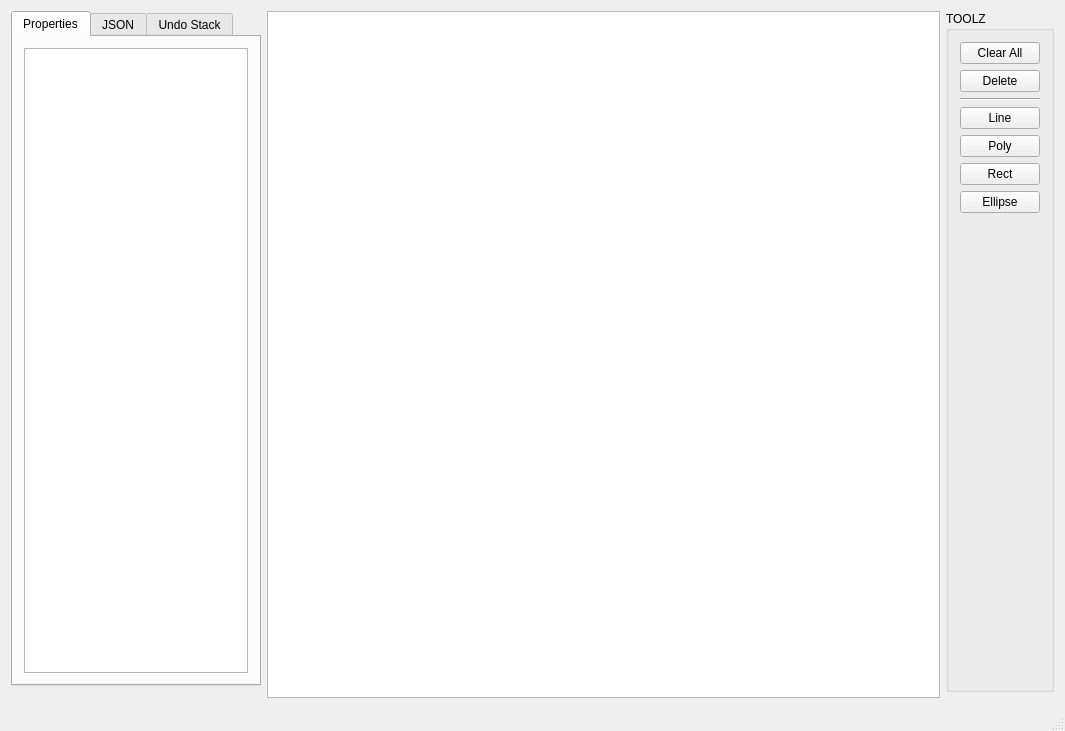
iromero91/andromeda_viewer, file ui/mainwindow.ui: the form before one commit.
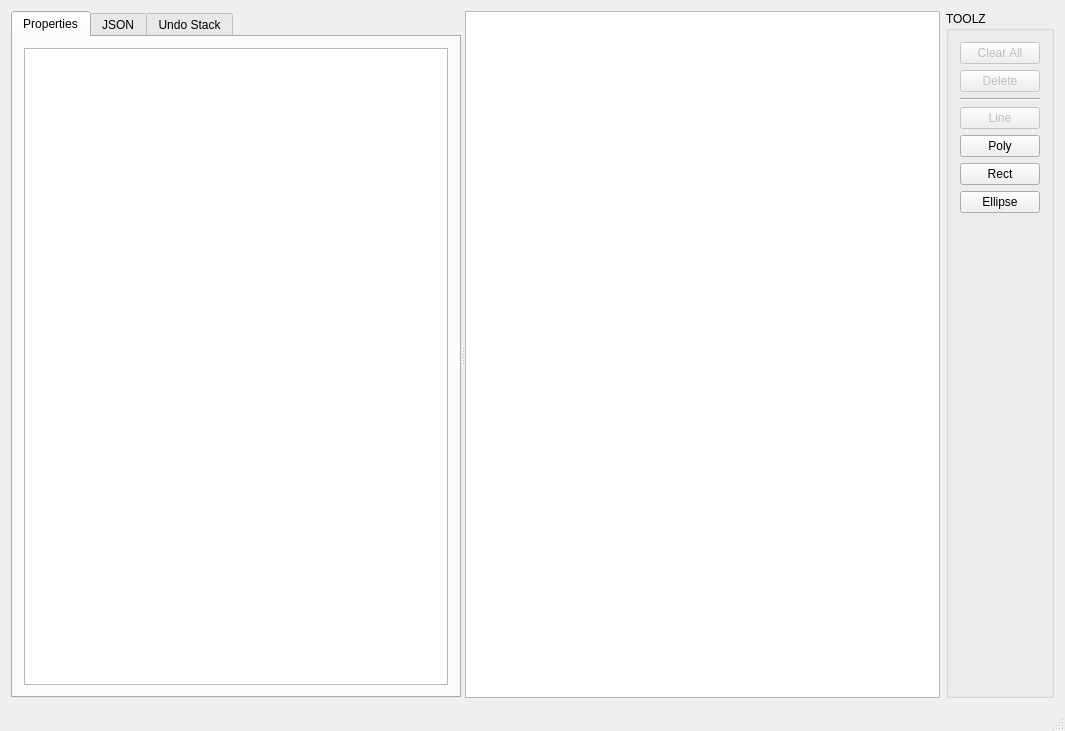
The form after the commit. The open tabs and pages were chosen to show the change. Custom widgets are drawn as their Qt base class.

Commit message: Added flags to enable/disable undo/redo stack on a per-object basis

The edit to the form file:
```diff
--- a/ui/mainwindow.ui
+++ b/ui/mainwindow.ui
@@ -15,7 +15,74 @@
   </property>
   <widget class="QWidget" name="centralWidget">
    <layout class="QGridLayout" name="gridLayout">
-    <item row="0" column="2" rowspan="2">
+    <item row="0" column="0">
+     <widget class="QSplitter" name="splitter">
+      <property name="orientation">
+       <enum>Qt::Horizontal</enum>
+      </property>
+      <widget class="QTabWidget" name="tabWidget">
+       <property name="minimumSize">
+        <size>
+         <width>250</width>
+         <height>0</height>
+        </size>
+       </property>
+       <property name="maximumSize">
+        <size>
+         <width>450</width>
+         <height>16777215</height>
+        </size>
+       </property>
+       <property name="currentIndex">
+        <number>0</number>
+       </property>
+       <widget class="QWidget" name="tab">
+        <attribute name="title">
+         <string>Properties</string>
+        </attribute>
+        <layout class="QGridLayout" name="gridLayout_2">
+         <item row="0" column="0">
+          <widget class="QPlainTextEdit" name="propText">
+           <property name="readOnly">
+            <bool>true</bool>
+           </property>
+          </widget>
+         </item>
+        </layout>
+       </widget>
+       <widget class="QWidget" name="tab_2">
+        <attribute name="title">
+         <string>JSON</string>
+        </attribute>
+        <layout class="QGridLayout" name="gridLayout_3">
+         <item row="0" column="0">
+          <widget class="QPlainTextEdit" name="jsonText">
+           <property name="readOnly">
+            <bool>true</bool>
+           </property>
+          </widget>
+         </item>
+        </layout>
+       </widget>
+       <widget class="QWidget" name="tab_3">
+        <attribute name="title">
+         <string>Undo Stack</string>
+        </attribute>
+        <layout class="QGridLayout" name="gridLayout_4">
+         <item row="0" column="0">
+          <widget class="QPlainTextEdit" name="undoText">
+           <property name="readOnly">
+            <bool>true</bool>
+           </property>
+          </widget>
+         </item>
+        </layout>
+       </widget>
+      </widget>
+      <widget class="SymbolEditorView" name="graphicsView"/>
+     </widget>
+    </item>
+    <item row="0" column="1">
      <widget class="QGroupBox" name="groupBox">
       <property name="title">
        <string>TOOLZ</string>
@@ -23,6 +90,9 @@
       <layout class="QVBoxLayout" name="verticalLayout">
        <item>
         <widget class="QPushButton" name="clearAllButton">
+         <property name="enabled">
+          <bool>false</bool>
+         </property>
          <property name="toolTip">
           <string>Clear the entire scene</string>
          </property>
@@ -33,6 +103,9 @@
        </item>
        <item>
         <widget class="QPushButton" name="deleteButton">
+         <property name="enabled">
+          <bool>false</bool>
+         </property>
          <property name="toolTip">
           <string>Delete selected objects</string>
          </property>
@@ -50,6 +123,9 @@
        </item>
        <item>
         <widget class="QPushButton" name="lineButton">
+         <property name="enabled">
+          <bool>false</bool>
+         </property>
          <property name="toolTip">
           <string>Add a new line</string>
          </property>
@@ -104,64 +180,6 @@
       </layout>
      </widget>
     </item>
-    <item row="0" column="1" rowspan="3">
-     <widget class="SymbolEditorView" name="graphicsView"/>
-    </item>
-    <item row="0" column="0">
-     <widget class="QTabWidget" name="tabWidget">
-      <property name="maximumSize">
-       <size>
-        <width>250</width>
-        <height>16777215</height>
-       </size>
-      </property>
-      <property name="currentIndex">
-       <number>2</number>
-      </property>
-      <widget class="QWidget" name="tab">
-       <attribute name="title">
-        <string>Properties</string>
-       </attribute>
-       <layout class="QGridLayout" name="gridLayout_2">
-        <item row="0" column="0">
-         <widget class="QPlainTextEdit" name="propText">
-          <property name="readOnly">
-           <bool>true</bool>
-          </property>
-         </widget>
-        </item>
-       </layout>
-      </widget>
-      <widget class="QWidget" name="tab_2">
-       <attribute name="title">
-        <string>JSON</string>
-       </attribute>
-       <layout class="QGridLayout" name="gridLayout_3">
-        <item row="0" column="0">
-         <widget class="QPlainTextEdit" name="jsonText">
-          <property name="readOnly">
-           <bool>true</bool>
-          </property>
-         </widget>
-        </item>
-       </layout>
-      </widget>
-      <widget class="QWidget" name="tab_3">
-       <attribute name="title">
-        <string>Undo Stack</string>
-       </attribute>
-       <layout class="QGridLayout" name="gridLayout_4">
-        <item row="0" column="0">
-         <widget class="QPlainTextEdit" name="undoText">
-          <property name="readOnly">
-           <bool>true</bool>
-          </property>
-         </widget>
-        </item>
-       </layout>
-      </widget>
-     </widget>
-    </item>
    </layout>
   </widget>
   <widget class="QMenuBar" name="menuBar">
```
The commit also changes 5 other files.
